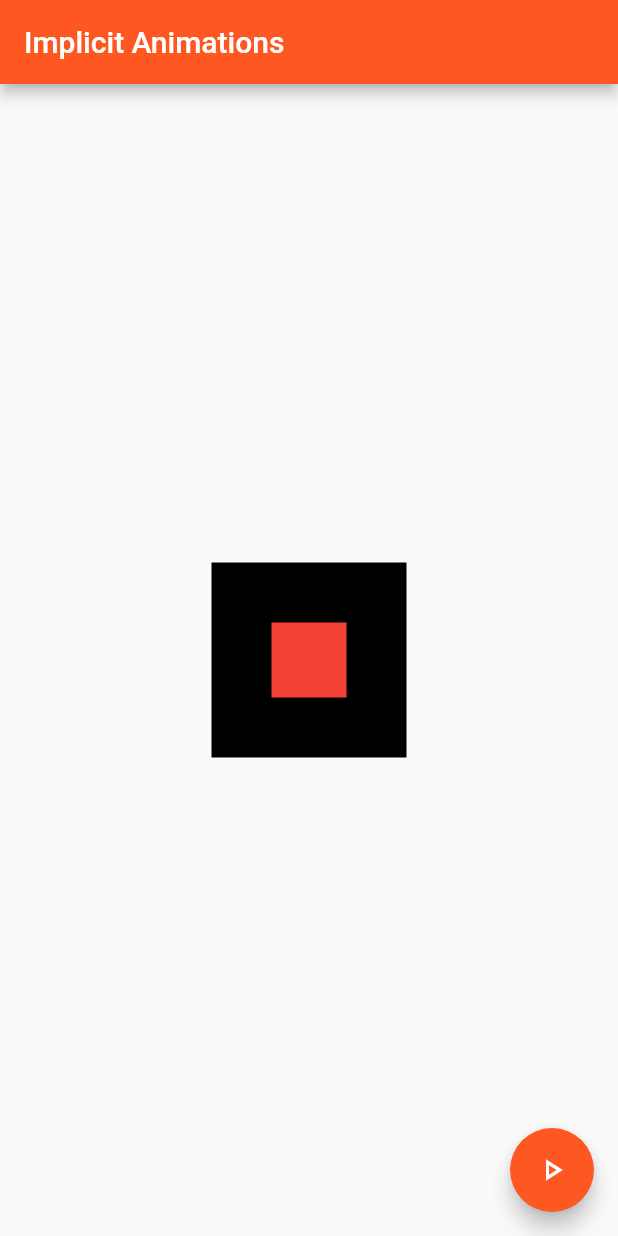
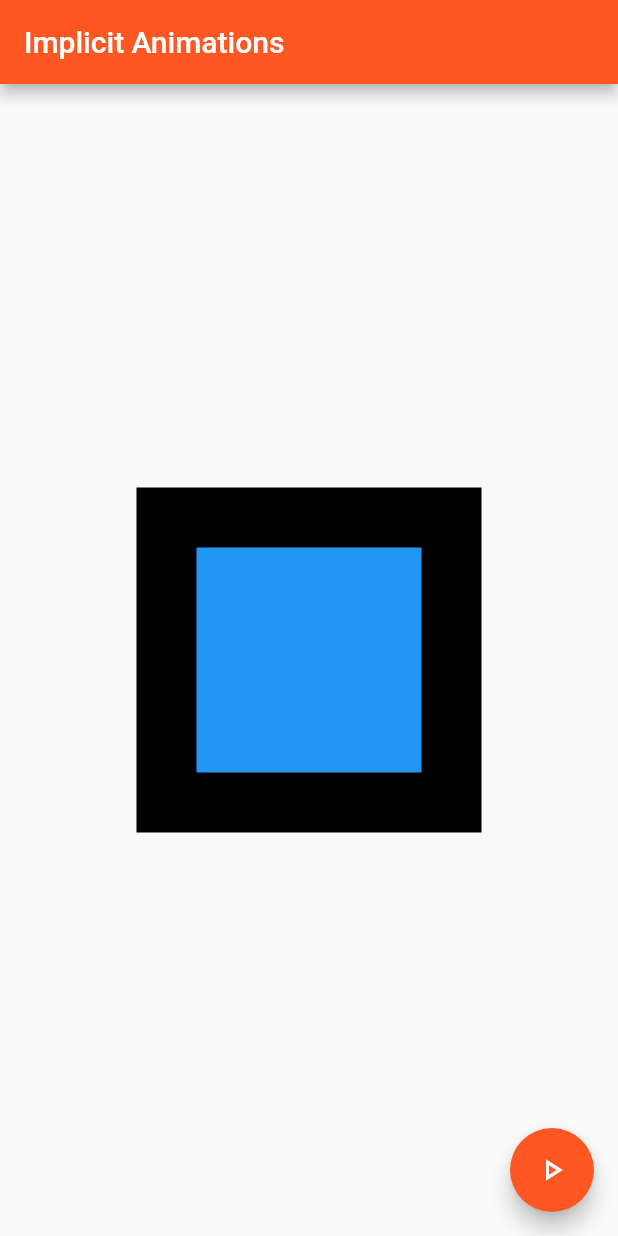
Before and after one commit to 1SanSey/flutter_implicit_animations, a Flutter app: the screen it shows after launch, on a phone screen of 412 x 824 dp. Run offline on Flutter 3.47's test engine with Material 2 defaults, Android fonts, the phone set to English and light mode, and no system bars.

```diff
--- a/lib/main.dart
+++ b/lib/main.dart
@@ -56,7 +56,8 @@ class _ExampleWidgetState extends State<ExampleWidget> {
                 // AnimatedOpacityExample(toggle: toggle),
                 // AnimatedPaddingExample(toggle: toggle),
                 // AnimatedRotationExample(toggle: toggle),
-                AnimatedSwitcherExample(toggle: toggle),
+                // AnimatedSwitcherExample(toggle: toggle),
+                AnimatedSizeExample(toggle: toggle),
               ],
             ),
           ),
@@ -271,3 +272,21 @@ class AnimatedSwitcherExample extends StatelessWidget {
     );
   }
 }
+
+class AnimatedSizeExample extends StatelessWidget {
+  final bool toggle;
+  const AnimatedSizeExample({Key? key, required this.toggle}) : super(key: key);
+
+  @override
+  Widget build(BuildContext context) {
+    return AnimatedSize(
+      duration: duration,
+      curve: Curves.easeIn,
+      child: Container(
+        width: toggle ? 150 : 50,
+        height: toggle ? 150 : 50,
+        color: Colors.blue,
+      ),
+    );
+  }
+}
```
